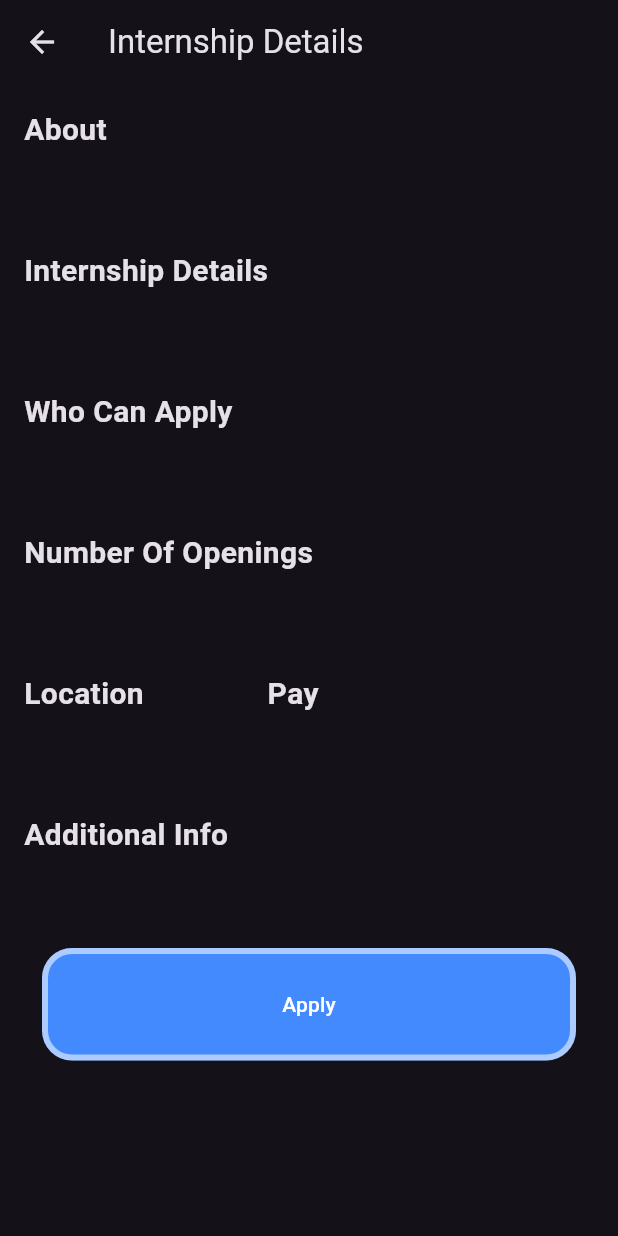
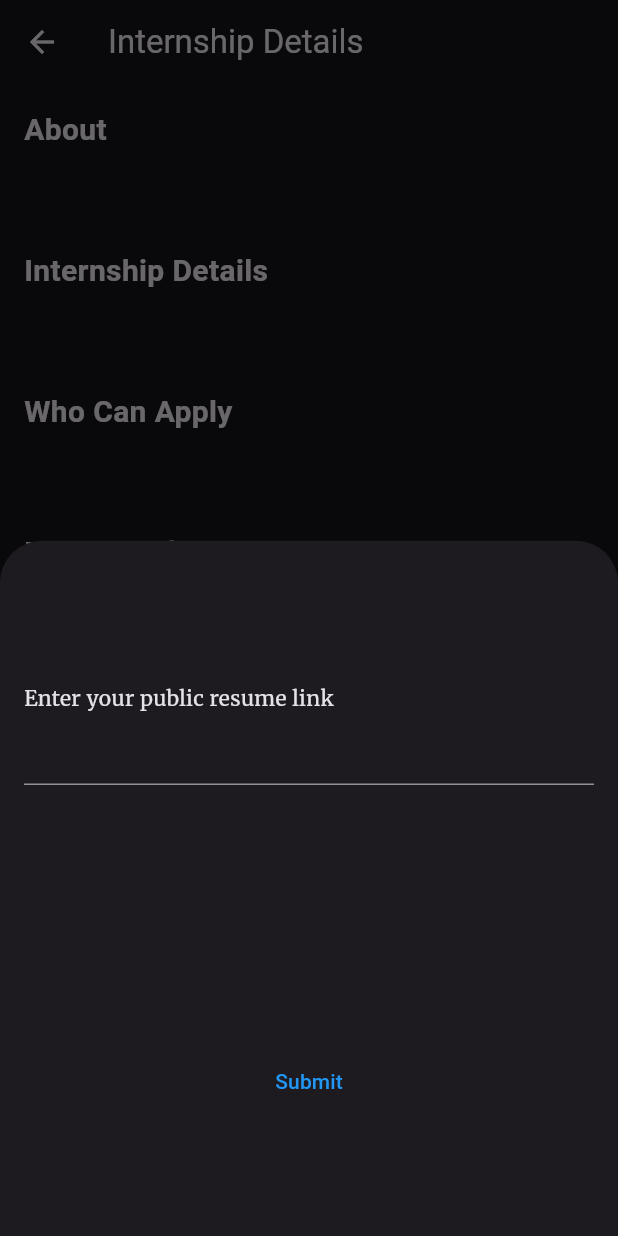
Before and after one commit to coder2505/Internshala, a Flutter app: the JobDetails screen opened directly with empty values, after a tap on "Apply", on a phone screen of 412 x 824 dp. Run offline on Flutter 3.47's test engine with Material 3 defaults, Android fonts, the light colour scheme and no system bars; our stand-ins replace cloud_firestore, firebase_auth, firebase_core, flutter_dotenv, flutter_riverpod, google_fonts and 3 more; accounts and stored records are empty.

Commit message:
formatted and pretty fied the home page, now implementing apply feature

```diff
--- a/lib/assets/utils/firebaseAddDummyData.dart
+++ b/lib/assets/utils/firebaseAddDummyData.dart
@@ -5,8 +5,6 @@ class Firebaseadddummydata {
   int a = 0;
   Future<void> addDummyData() async {
     a = await getCountCollection("RecruiterData");
-
-    print("COUNT OF DOCUMENTS IN A COLLECTION $a");
 
     if (a == 1) {
       addData();
@@ -31,7 +29,7 @@ class Firebaseadddummydata {
           "Who can apply": Dummydata().whoCanApply[i],
         });
       } catch (e) {
-        print(e);
+        rethrow;
       }
     }
   }
--- a/lib/designs/pages_designs/job_details.dart
+++ b/lib/designs/pages_designs/job_details.dart
@@ -1,8 +1,7 @@
-import 'dart:ffi';
-
 import 'package:cloud_firestore/cloud_firestore.dart';
 import 'package:flutter/material.dart';
 import 'package:flutter_riverpod/flutter_riverpod.dart';
+import 'package:internshala/designs/widget_designs/recruitee_apply_bottomsheet.dart';
 import 'package:internshala/riverpod/recuitee_homepage_riverpod.dart';
 
 class JobDetails extends ConsumerStatefulWidget {
@@ -219,7 +218,18 @@ class _JobDetailsState extends ConsumerState<JobDetails> {
               ),
               SizedBox(height: 20),
               TextButton(
-                onPressed: () {},
+                onPressed: () {
+                  showModalBottomSheet(
+                    context: context,
+                    builder: (context) {
+                      return SizedBox(
+                        width: double.infinity,
+                        height: MediaQuery.of(context).size.height,
+                        child: RecruiteeApplyBottomsheet().showsheet(context),
+                      );
+                    },
+                  );
+                },
                 child: Container(
                   width: double.infinity,
                   height: 75,
--- a/lib/designs/pages_designs/loginpage_start.dart
+++ b/lib/designs/pages_designs/loginpage_start.dart
@@ -1,3 +1,4 @@
+import 'package:firebase_auth/firebase_auth.dart';
 import 'package:flutter/material.dart';
 import 'package:flutter_riverpod/flutter_riverpod.dart';
 import 'package:google_fonts/google_fonts.dart';
@@ -15,6 +16,8 @@ class _LoginpageStartState extends ConsumerState<LoginpageStart> {
   Widget build(BuildContext context) {
     double height = MediaQuery.of(context).size.height;
     double width = MediaQuery.of(context).size.width;
+
+    print(FirebaseAuth.instance.currentUser);
 
     return Scaffold(
       body: Stack(
--- a/lib/designs/pages_designs/recruitee_homepagedesigns.dart/recruitee_homescreen.dart
+++ b/lib/designs/pages_designs/recruitee_homepagedesigns.dart/recruitee_homescreen.dart
@@ -2,6 +2,7 @@ import 'package:cloud_firestore/cloud_firestore.dart';
 import 'package:firebase_auth/firebase_auth.dart';
 import 'package:flutter/material.dart';
 import 'package:flutter_riverpod/flutter_riverpod.dart';
+import 'package:google_fonts/google_fonts.dart';
 import 'package:internshala/designs/widget_designs/recruitee_home_page_designs/jobs_in_your_area.dart';
 import 'package:internshala/designs/widget_designs/recruitee_home_page_designs/newly_posted_jobs.dart';
 import 'package:internshala/riverpod/recuitee_homepage_riverpod.dart';
@@ -33,54 +34,46 @@ class RecruiteeHomescreen {
           children: [
             SizedBox(
               width: width,
-              height: height * 0.15,
+              child: Padding(
+                padding: const EdgeInsets.fromLTRB(16, 16, 16, 0),
                 child: Column(
                   children: [
-                  Expanded(
-                    child: Align(
+                    Align(
                       alignment: Alignment.centerLeft,
                       child: Consumer(
                         builder: (context, ref, child) {
                           ref.watch(NameProvider);
                           loaddata(ref);
-                          return Padding(
-                            padding: EdgeInsets.fromLTRB(width * 0.1, 8, 8, 8),
-                            child: Text(
-                              "Hello ${ref.read(NameProvider.notifier).state}",
-                              style: TextStyle(fontSize: 24),
+                          return Text(
+                            "Welcome ${ref.read(NameProvider.notifier).state} :)",
+                            style: GoogleFonts.lora(
+                              fontSize: 32,
+                              fontWeight: FontWeight.w400,
                             ),
                           );
                         },
                       ),
                     ),
-                  ),
-                  Expanded(
-                    child: Align(
-                      alignment: Alignment.topLeft,
-                      child: Padding(
-                        padding: EdgeInsets.fromLTRB(width * 0.1, 8, 8, 8),
-                        child: Text(
-                          "Let's Find you, your dream job.",
-                          style: TextStyle(fontSize: 18),
+                  ],
                 ),
               ),
             ),
-                  ),
-                ],
-              ),
-            ),
+            SizedBox(height: 20),
             SizedBox(
               child: SizedBox(
                 height: height * 0.3,
                 width: width,
                 child: Column(
                   children: [
-                    SizedBox(
+                    Padding(
+                      padding: EdgeInsets.fromLTRB(16, 8, 8, 8),
+                      child: SizedBox(
                         height: height * 0.05,
                         width: width,
                         child: Text(
                           "Newly Posted Jobs",
-                        style: TextStyle(fontSize: 22),
+                          style: GoogleFonts.merriweather(fontSize: 24),
+                        ),
                       ),
                     ),
                     Expanded(child: JobsNearYourArea().jobs(ref)),
@@ -95,12 +88,15 @@ class RecruiteeHomescreen {
                 width: width,
                 child: Column(
                   children: [
-                    SizedBox(
+                    Padding(
+                      padding: EdgeInsets.fromLTRB(16, 8, 8, 8),
+                      child: SizedBox(
                         height: height * 0.05,
                         width: width,
                         child: Text(
                           "Jobs in your area",
-                        style: TextStyle(fontSize: 22),
+                          style: GoogleFonts.merriweather(fontSize: 24),
+                        ),
                       ),
                     ),
                     Expanded(child: JobsInYourArea().jobs(ref)),
--- /dev/null
+++ b/lib/designs/widget_designs/recruitee_apply_bottomsheet.dart
@@ -0,0 +1,36 @@
+import 'package:flutter/material.dart';
+import 'package:google_fonts/google_fonts.dart';
+
+class RecruiteeApplyBottomsheet {
+  Widget showsheet(BuildContext context) {
+    return Column(
+      mainAxisAlignment: MainAxisAlignment.spaceAround,
+      children: [
+        Padding(
+          padding: const EdgeInsets.all(16.0),
+          child: Column(
+            children: [
+              Align(
+                alignment: Alignment.centerLeft,
+                child: Text(
+                  "Enter your public resume link",
+                  style: GoogleFonts.merriweather(),
+                ),
+              ),
+
+              TextField(decoration: InputDecoration()),
+            ],
+          ),
+        ),
+        TextButton(
+          onPressed: () {
+            if (context.mounted) {
+              Navigator.pop(context);
+            }
+          },
+          child: Text('Submit', style: TextStyle(color: Colors.blue)),
+        ),
+      ],
+    );
+  }
+}
--- a/lib/designs/widget_designs/recruitee_signup_details_designs/recruitee_signup_details_city.dart
+++ b/lib/designs/widget_designs/recruitee_signup_details_designs/recruitee_signup_details_city.dart
@@ -30,7 +30,6 @@ class RecruiteeSignupDetailsCity {
             TextField(
               onChanged: (value) {
                 GlobalVariables.currentCity = value;
-                print(GlobalVariables.currentCity);
               },
               decoration: InputDecoration(
                 focusedBorder: OutlineInputBorder(
--- a/lib/designs/widget_designs/recruitee_signup_details_designs/recruitee_signup_details_contactno.dart
+++ b/lib/designs/widget_designs/recruitee_signup_details_designs/recruitee_signup_details_contactno.dart
@@ -1,5 +1,4 @@
 import 'package:flutter/material.dart';
-import 'package:flutter/widgets.dart';
 import 'package:internshala/global_variables.dart';
 
 class RecruiteeSignupDetailsContactno {
```
Also changed, not shown: lib/designs/widget_designs/recruitee_home_page_designs/jobs_in_your_area.dart (+7 -2 lines), lib/designs/widget_designs/recruitee_home_page_designs/newly_posted_jobs.dart (+7 -2 lines), lib/main.dart (+12 -1 lines). Lines whose indentation alone changed are shown as unchanged.
